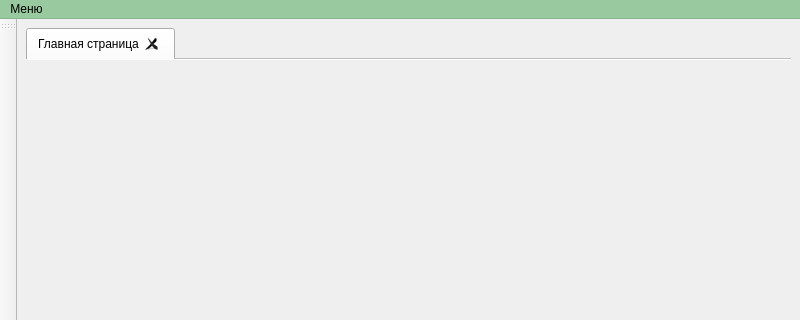
Painted-Black/BMSTU-DB-CourseWork, file vet/vetclient/src/ui/mainwindow.ui: the form before one commit; both pictures show x 0 to 800 and y 0 to 320 of the 800 by 600 pixel window.
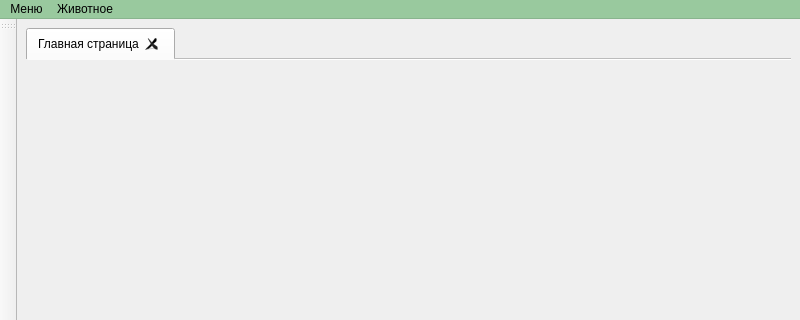
The form after the commit. Icons and pictures are not drawn.

```diff
--- a/vet/vetclient/src/ui/mainwindow.ui
+++ b/vet/vetclient/src/ui/mainwindow.ui
@@ -506,7 +506,15 @@
 	<addaction name="exit_action"/>
 	<addaction name="separator"/>
    </widget>
+   <widget class="QMenu" name="menu_2">
+    <property name="title">
+     <string>Животное</string>
+    </property>
+    <addaction name="pet_reg"/>
+    <addaction name="pet_find"/>
+   </widget>
    <addaction name="menu"/>
+   <addaction name="menu_2"/>
   </widget>
   <widget class="QStatusBar" name="statusbar"/>
   <widget class="QToolBar" name="toolBar">
```
Left out of the diff: 10 changed lines with no effect on the pictures. Lines whose indentation alone changed are shown as unchanged.
